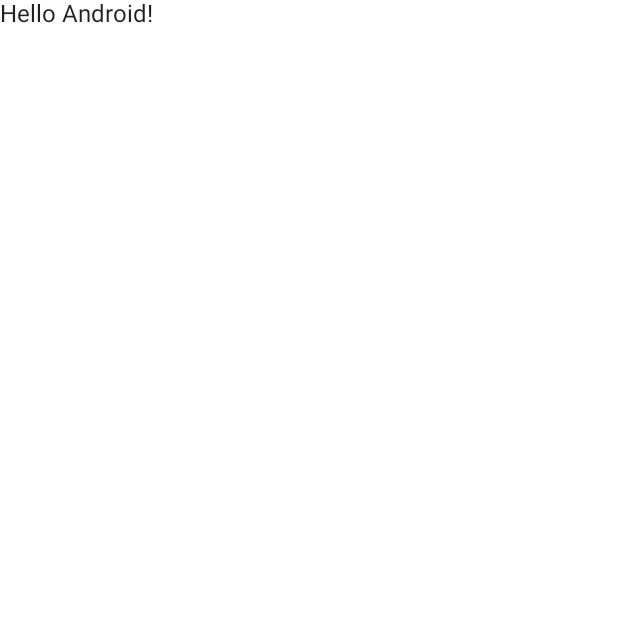
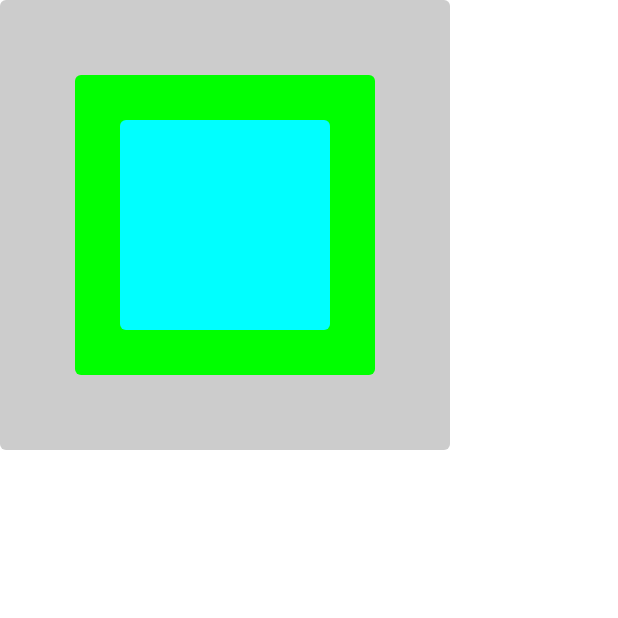
Before and after one commit to wongzy/JetpackCompose, an Android app built with Jetpack Compose: the screen it shows after launch (MainActivity), on a phone screen of 412 x 824 dp, the top half of it. Before the commit the part shown is almost empty. Run offline under Robolectric (Android 15) with nearby library versions, the phone set to English and light mode, and no system bars.

```diff
--- a/app/src/main/java/com/virtualuniverse/jetpackcompose/MainActivity.kt
+++ b/app/src/main/java/com/virtualuniverse/jetpackcompose/MainActivity.kt
@@ -1,38 +1,56 @@
 package com.virtualuniverse.jetpackcompose
 
 import android.os.Bundle
+import android.widget.Toast
 import androidx.activity.ComponentActivity
 import androidx.activity.compose.setContent
+import androidx.compose.foundation.background
+import androidx.compose.foundation.clickable
+import androidx.compose.foundation.layout.Box
+import androidx.compose.foundation.layout.padding
+import androidx.compose.foundation.layout.size
+import androidx.compose.foundation.shape.RoundedCornerShape
 import androidx.compose.material.MaterialTheme
 import androidx.compose.material.Surface
-import androidx.compose.material.Text
 import androidx.compose.runtime.Composable
+import androidx.compose.ui.Modifier
+import androidx.compose.ui.draw.clip
+import androidx.compose.ui.graphics.Color
 import androidx.compose.ui.tooling.preview.Preview
-import com.virtualuniverse.jetpackcompose.ui.theme.JetpackComposeTheme
+import androidx.compose.ui.unit.dp
 
 class MainActivity : ComponentActivity() {
     override fun onCreate(savedInstanceState: Bundle?) {
         super.onCreate(savedInstanceState)
         setContent {
-            JetpackComposeTheme {
-                // A surface container using the 'background' color from the theme
-                Surface(color = MaterialTheme.colors.background) {
-                    Greeting("Android")
-                }
+            // A surface container using the 'background' color from the theme
+            Surface(color = MaterialTheme.colors.background) {
+                Greeting()
             }
         }
     }
 }
 
+@Preview("test 1")
 @Composable
-fun Greeting(name: String) {
-    Text(text = "Hello $name!")
+fun Greeting() {
+    Box(Modifier
+        .size(300.dp)
+        .clip(RoundedCornerShape(4.dp))
+        .background(Color.LightGray)
+        .clickable {
+            println("click outer")
+        }
+        .padding(50.dp)
+        .clip(RoundedCornerShape(4.dp))
+        .background(Color.Green)
+        .clickable {
+            println("click inner")
+        }
+        .padding(30.dp)
+        .clip(RoundedCornerShape(4.dp))
+        .background(Color.Cyan)
+        .clickable {
+            println("click center")
+        })
 }
-
-@Preview(showBackground = true)
-@Composable
-fun DefaultPreview() {
-    JetpackComposeTheme {
-        Greeting("Android")
-    }
-}
--- a/app/src/main/java/com/virtualuniverse/jetpackcompose/ui/theme/Color.kt
+++ /dev/null
@@ -1,8 +0,0 @@
-package com.virtualuniverse.jetpackcompose.ui.theme
-
-import androidx.compose.ui.graphics.Color
-
-val Purple200 = Color(0xFFBB86FC)
-val Purple500 = Color(0xFF6200EE)
-val Purple700 = Color(0xFF3700B3)
-val Teal200 = Color(0xFF03DAC5)
--- a/app/src/main/java/com/virtualuniverse/jetpackcompose/ui/theme/Shape.kt
+++ /dev/null
@@ -1,11 +0,0 @@
-package com.virtualuniverse.jetpackcompose.ui.theme
-
-import androidx.compose.foundation.shape.RoundedCornerShape
-import androidx.compose.material.Shapes
-import androidx.compose.ui.unit.dp
-
-val Shapes = Shapes(
-        small = RoundedCornerShape(4.dp),
-        medium = RoundedCornerShape(4.dp),
-        large = RoundedCornerShape(0.dp)
-)
--- a/app/src/main/java/com/virtualuniverse/jetpackcompose/ui/theme/Theme.kt
+++ /dev/null
@@ -1,44 +0,0 @@
-package com.virtualuniverse.jetpackcompose.ui.theme
-
-import androidx.compose.foundation.isSystemInDarkTheme
-import androidx.compose.material.MaterialTheme
-import androidx.compose.material.darkColors
-import androidx.compose.material.lightColors
-import androidx.compose.runtime.Composable
-
-private val DarkColorPalette = darkColors(
-        primary = Purple200,
-        primaryVariant = Purple700,
-        secondary = Teal200
-)
-
-private val LightColorPalette = lightColors(
-        primary = Purple500,
-        primaryVariant = Purple700,
-        secondary = Teal200
-
-        /* Other default colors to override
-    background = Color.White,
-    surface = Color.White,
-    onPrimary = Color.White,
-    onSecondary = Color.Black,
-    onBackground = Color.Black,
-    onSurface = Color.Black,
-    */
-)
-
-@Composable
-fun JetpackComposeTheme(darkTheme: Boolean = isSystemInDarkTheme(), content: @Composable() () -> Unit) {
-    val colors = if (darkTheme) {
-        DarkColorPalette
-    } else {
-        LightColorPalette
-    }
-
-    MaterialTheme(
-            colors = colors,
-            typography = Typography,
-            shapes = Shapes,
-            content = content
-    )
-}
--- a/app/src/main/java/com/virtualuniverse/jetpackcompose/ui/theme/Type.kt
+++ /dev/null
@@ -1,28 +0,0 @@
-package com.virtualuniverse.jetpackcompose.ui.theme
-
-import androidx.compose.material.Typography
-import androidx.compose.ui.text.TextStyle
-import androidx.compose.ui.text.font.FontFamily
-import androidx.compose.ui.text.font.FontWeight
-import androidx.compose.ui.unit.sp
-
-// Set of Material typography styles to start with
-val Typography = Typography(
-        body1 = TextStyle(
-                fontFamily = FontFamily.Default,
-                fontWeight = FontWeight.Normal,
-                fontSize = 16.sp
-        )
-        /* Other default text styles to override
-    button = TextStyle(
-        fontFamily = FontFamily.Default,
-        fontWeight = FontWeight.W500,
-        fontSize = 14.sp
-    ),
-    caption = TextStyle(
-        fontFamily = FontFamily.Default,
-        fontWeight = FontWeight.Normal,
-        fontSize = 12.sp
-    )
-    */
-)
```
